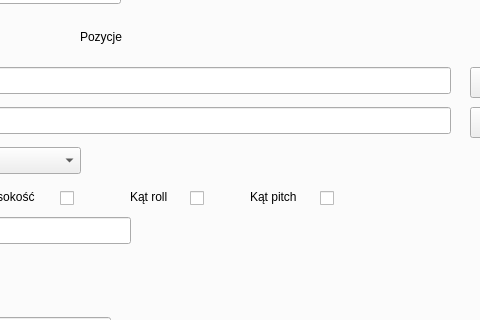
Qt form SelectDataWindowDesign.ui (ukito-pl/RobotCarDataSet-GUI-Python) before a commit; both pictures show x 293 to 773 and y 170 to 490 of the 924 by 648 pixel window.
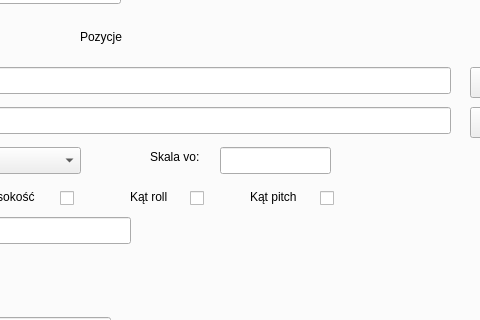
The same form after that commit. The open tabs and pages were chosen to show the change.

Patch:
```diff
--- a/SelectDataWindowDesign.ui
+++ b/SelectDataWindowDesign.ui
@@ -837,6 +837,32 @@
         <string>Kąt pitch</string>
        </property>
       </widget>
+      <widget class="QLineEdit" name="skalaVO">
+       <property name="geometry">
+        <rect>
+         <x>500</x>
+         <y>280</y>
+         <width>111</width>
+         <height>27</height>
+        </rect>
+       </property>
+       <property name="text">
+        <string/>
+       </property>
+      </widget>
+      <widget class="QLabel" name="label_38">
+       <property name="geometry">
+        <rect>
+         <x>430</x>
+         <y>280</y>
+         <width>91</width>
+         <height>20</height>
+        </rect>
+       </property>
+       <property name="text">
+        <string>Skala vo:</string>
+       </property>
+      </widget>
      </widget>
     </widget>
    </item>
```
Left out of the diff: 2 changed lines with no effect on the pictures.
